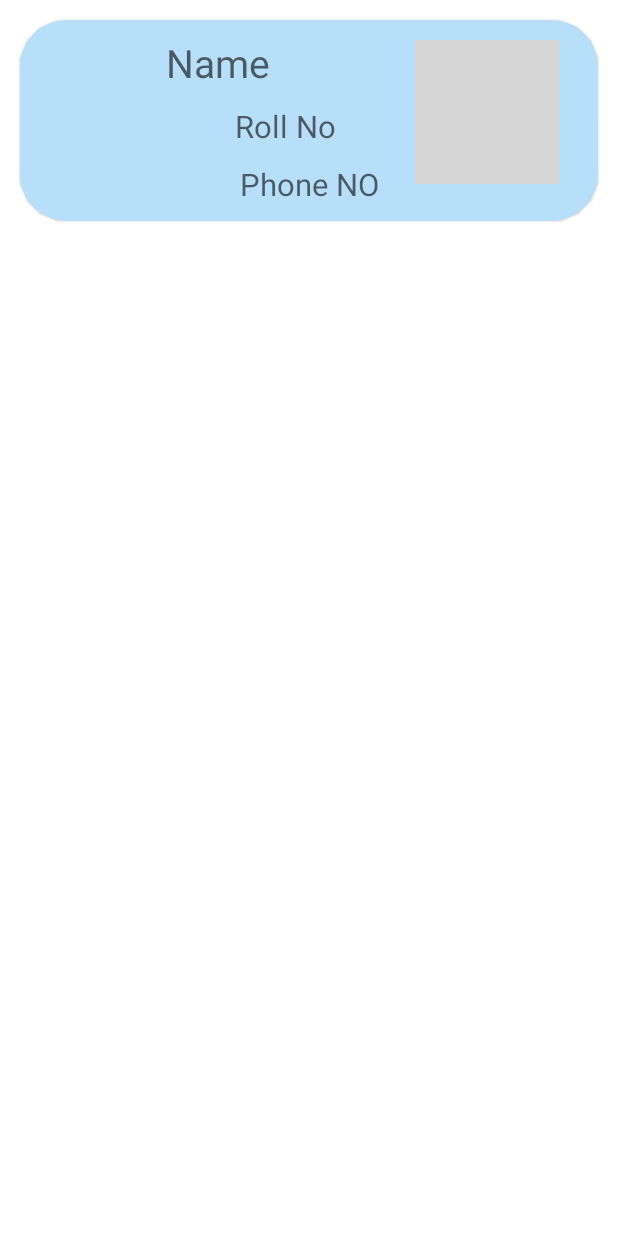
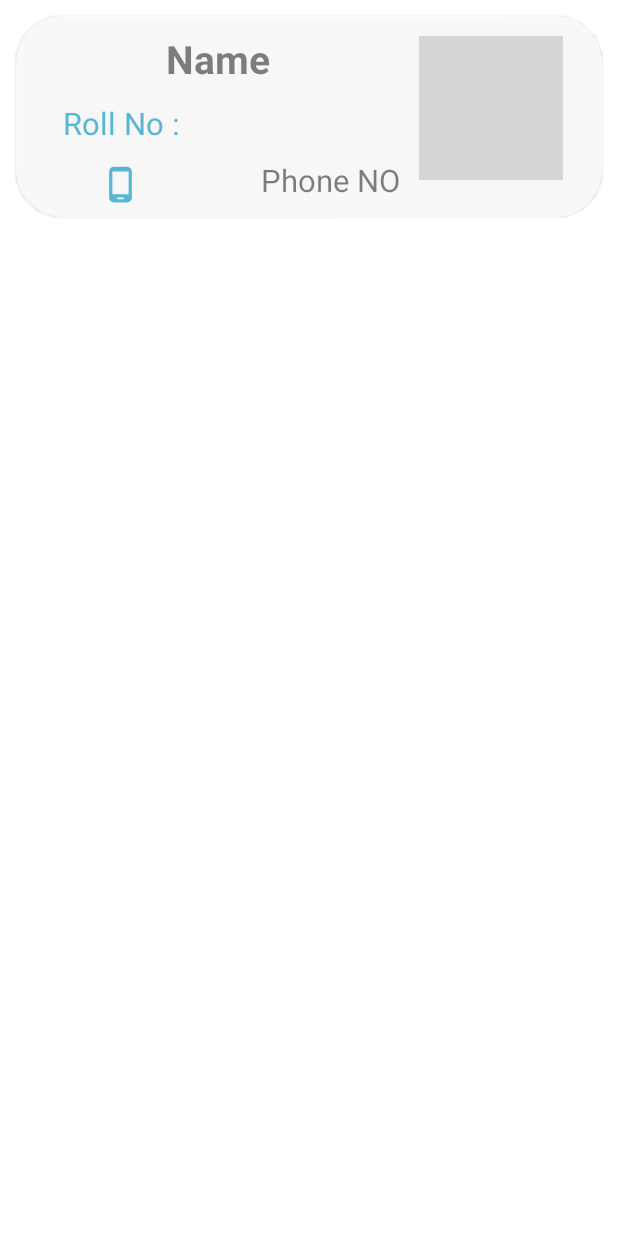
Before and after one commit to ghanghasmukul/Student_Diary, an Android app: the layout rv_item.xml on its own in the app's theme, with its tools: preview values and no code run, on a phone screen of 412 x 824 dp. Run offline under Robolectric (Android 15) with nearby library versions, the phone set to English and light mode, and no system bars; grey boxes are pictures that could not be loaded.

Commit message:
update ui and some text limits

```diff
--- a/app/src/main/java/com/example/studentdiary/ui/play_videos/PlayVideosFragment.kt
+++ b/app/src/main/java/com/example/studentdiary/ui/play_videos/PlayVideosFragment.kt
@@ -1,6 +1,5 @@
 package com.example.studentdiary.ui.play_videos
 
-import android.content.Context
 import android.os.Bundle
 import android.view.LayoutInflater
 import android.view.View
@@ -11,7 +10,6 @@ import com.example.studentdiary.databinding.FragmentPlayVideosBinding
 import com.google.android.exoplayer2.ExoPlayer
 import com.google.android.exoplayer2.MediaItem
 import com.google.android.exoplayer2.ui.StyledPlayerView
-import kotlinx.android.synthetic.main.activity_bottom_navigation.*
 
 class PlayVideosFragment : Fragment() {
     private var player: ExoPlayer? = null
--- /dev/null
+++ b/app/src/main/res/drawable/ic_outline_phone_android_24.xml
@@ -0,0 +1,5 @@
+<vector android:autoMirrored="true" android:height="24dp"
+    android:tint="#38AED2" android:viewportHeight="24"
+    android:viewportWidth="24" android:width="24dp" xmlns:android="http://schemas.android.com/apk/res/android">
+    <path android:fillColor="@android:color/white" android:pathData="M16,1L8,1C6.34,1 5,2.34 5,4v16c0,1.66 1.34,3 3,3h8c1.66,0 3,-1.34 3,-3L19,4c0,-1.66 -1.34,-3 -3,-3zM17,18L7,18L7,4h10v14zM14,21h-4v-1h4v1z"/>
+</vector>
--- a/app/src/main/res/layout/fragment_view_records.xml
+++ b/app/src/main/res/layout/fragment_view_records.xml
@@ -15,6 +15,5 @@
         app:layout_constraintHorizontal_bias="1.0"
         app:layout_constraintStart_toStartOf="parent"
         app:layout_constraintTop_toTopOf="parent"
-        app:layout_constraintVertical_bias="0.0"
         tools:listitem="@layout/rv_item" />
 </androidx.constraintlayout.widget.ConstraintLayout>
--- a/app/src/main/res/layout/rv_item.xml
+++ b/app/src/main/res/layout/rv_item.xml
@@ -2,10 +2,12 @@
 <com.google.android.material.card.MaterialCardView
     xmlns:android="http://schemas.android.com/apk/res/android"
     xmlns:app="http://schemas.android.com/apk/res-auto"
+    xmlns:tools="http://schemas.android.com/tools"
     android:layout_width="match_parent"
     android:layout_height="wrap_content"
-    android:layout_margin="@dimen/_10sdp"
-    android:backgroundTint="#B8DFFA"
+    android:layout_margin="@dimen/_8sdp"
+    android:backgroundTint="@color/white"
+    android:alpha="0.8"
     android:elevation="@dimen/_24ssp"
     app:cardCornerRadius="@dimen/_24ssp">
 
@@ -14,14 +16,14 @@
         android:layout_height="match_parent">
 
         <TextView
-            android:layout_margin="@dimen/_8sdp"
             android:id="@+id/tvName"
             android:layout_width="wrap_content"
             android:layout_height="wrap_content"
+            android:layout_margin="@dimen/_8sdp"
             android:hint="Name"
-            android:textColor="@color/teal_700"
+            android:textColor="#05437c"
             android:textSize="@dimen/_20ssp"
-
+            android:textStyle="bold"
             app:layout_constraintEnd_toStartOf="@+id/textViewOptions"
             app:layout_constraintStart_toStartOf="parent"
             app:layout_constraintTop_toTopOf="parent" />
@@ -31,38 +33,64 @@
             android:layout_width="wrap_content"
             android:layout_height="wrap_content"
             android:layout_margin="@dimen/_8sdp"
-            android:layout_marginTop="@dimen/_24ssp"
-            android:hint="Roll No"
-            android:textColor="@color/black"
+            android:layout_marginTop="8dp"
+            android:textColor="#38aed2"
             android:textSize="@dimen/_16ssp"
             app:layout_constraintEnd_toEndOf="parent"
-            app:layout_constraintHorizontal_bias="0.447"
-            app:layout_constraintStart_toStartOf="parent"
+            app:layout_constraintHorizontal_bias="0.212"
+            app:layout_constraintStart_toEndOf="@+id/textView"
             app:layout_constraintTop_toBottomOf="@+id/tvName" />
 
         <TextView
-            android:layout_margin="@dimen/_8sdp"
+            android:id="@+id/textView"
+            android:layout_width="wrap_content"
+            android:layout_height="wrap_content"
+            android:layout_marginTop="36dp"
+            android:text="Roll No :"
+            android:textColor="#38aed2"
+            android:textSize="@dimen/_16ssp"
+            app:layout_constraintBottom_toTopOf="@+id/imageView"
+            app:layout_constraintEnd_toEndOf="parent"
+            app:layout_constraintHorizontal_bias="0.1"
+            app:layout_constraintStart_toStartOf="parent"
+            app:layout_constraintTop_toTopOf="parent"
+            app:layout_constraintVertical_bias="0.606" />
+
+        <ImageView
+            android:id="@+id/imageView"
+            android:layout_width="26dp"
+            android:layout_height="27dp"
+            android:layout_marginBottom="8dp"
+            android:src="@drawable/ic_outline_phone_android_24"
+            app:layout_constraintBottom_toBottomOf="parent"
+            app:layout_constraintEnd_toStartOf="@+id/tvPhone"
+            app:layout_constraintHorizontal_bias="0.414"
+            app:layout_constraintStart_toStartOf="parent" />
+
+        <TextView
             android:id="@+id/tvPhone"
             android:layout_width="wrap_content"
             android:layout_height="wrap_content"
+            android:layout_margin="@dimen/_8sdp"
             android:hint="Phone NO"
-            android:textColor="@color/black"
+            android:textColor="#38aed2"
             android:textSize="@dimen/_16ssp"
             app:layout_constraintBottom_toBottomOf="parent"
             app:layout_constraintEnd_toEndOf="parent"
+            app:layout_constraintHorizontal_bias="0.552"
             app:layout_constraintStart_toStartOf="parent"
-            app:layout_constraintTop_toBottomOf="@+id/tvRoll" />
+            app:layout_constraintTop_toBottomOf="@+id/tvRoll"
+            app:layout_constraintVertical_bias="0.2" />
 
         <ImageView
             android:id="@+id/textViewOptions"
             android:layout_width="wrap_content"
             android:layout_height="wrap_content"
-          android:src="@drawable/ic_baseline_more_vert_24"
-            app:layout_constraintEnd_toEndOf="parent"
-            app:layout_constraintTop_toTopOf="parent"
             android:layout_marginTop="@dimen/_10sdp"
             android:layout_marginEnd="@dimen/_20sdp"
-           />
+            android:src="@drawable/ic_baseline_more_vert_24"
+            app:layout_constraintEnd_toEndOf="parent"
+            app:layout_constraintTop_toTopOf="parent" />
     </androidx.constraintlayout.widget.ConstraintLayout>
 
 </com.google.android.material.card.MaterialCardView>
--- a/app/src/main/res/values/themes.xml
+++ b/app/src/main/res/values/themes.xml
@@ -2,8 +2,8 @@
     <!-- Base application theme. -->
     <style name="Theme.StudentDiary" parent="Theme.MaterialComponents.DayNight.DarkActionBar">
         <!-- Primary brand color. -->
-        <item name="colorPrimary">@color/purple_500</item>
-        <item name="colorPrimaryVariant">@color/purple_700</item>
+        <item name="colorPrimary">#05437c</item>
+        <item name="colorPrimaryVariant">#38aed2</item>
         <item name="colorOnPrimary">@color/white</item>
         <!-- Secondary brand color. -->
         <item name="colorSecondary">@color/teal_200</item>
```
Also changed, not shown: app/src/main/java/com/example/studentdiary/Adapters/ViewRecordsAdapter.kt (+47 -29 lines), app/src/main/java/com/example/studentdiary/ui/add_records/AddRecordsFragment.kt (+24 -59 lines), app/src/main/java/com/example/studentdiary/ui/view_records/ViewRecordsFragments.kt (+3 -5 lines), app/src/main/res/layout/fragment_add_records.xml (+8 -25 lines).
